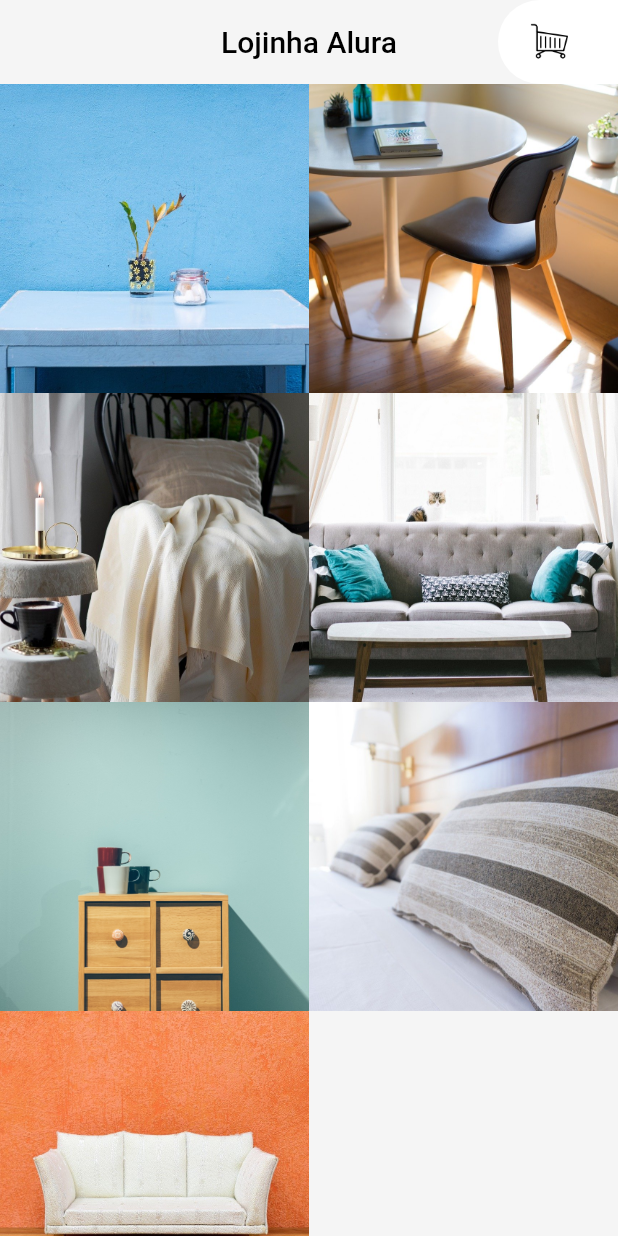
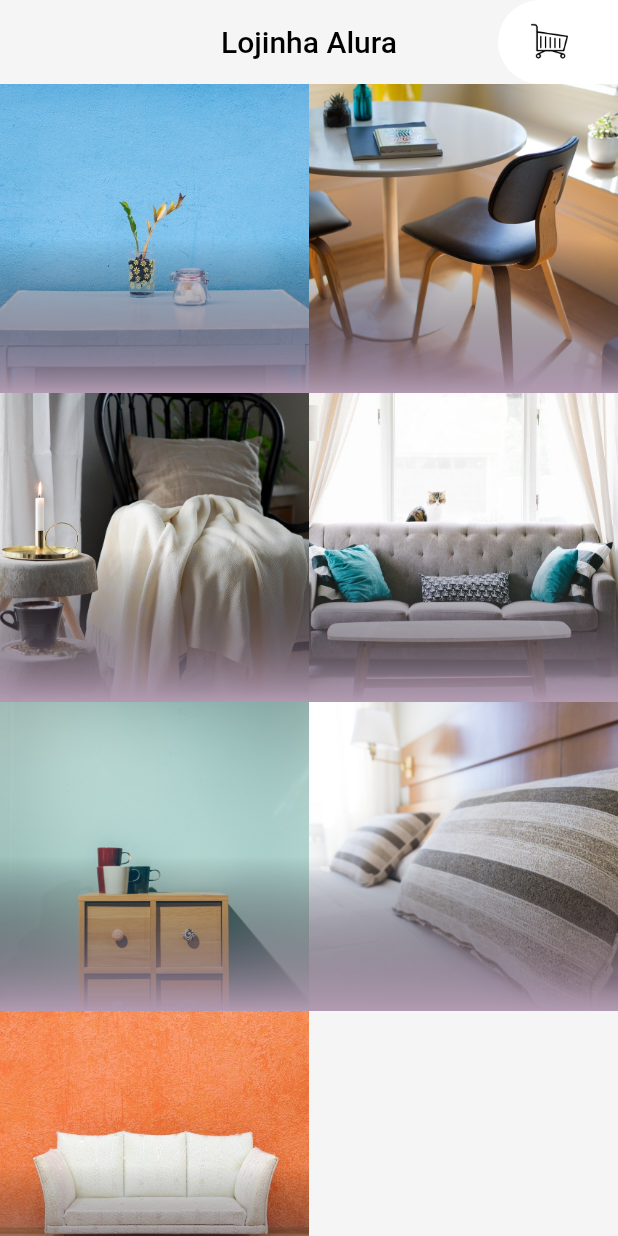
Before and after one commit to DuduAlmeida/CursoFlutterAlura, a Flutter app: the screen it shows after launch, on a phone screen of 412 x 824 dp. Run offline on Flutter 3.47's test engine with Material 2 defaults, Android fonts, the phone set to English and light mode, and no system bars; our stand-ins replace sqflite; missing offline and left inert: http_interceptor; accounts and stored records are empty.

Commit message:
Degradê na imagem

```diff
--- a/lojinha_alura/lib/main.dart
+++ b/lojinha_alura/lib/main.dart
@@ -2,7 +2,6 @@
 
 import 'package:flutter/material.dart';
 import 'package:lojinha_alura/pages/carrinhos_page.dart';
-import 'package:lojinha_alura/pages/detalhes_page.dart';
 import 'package:lojinha_alura/widgets/appbar_custom.dart';
 import 'package:lojinha_alura/widgets/grid_produtos.dart';
 
--- a/lojinha_alura/lib/widgets/degrade_elementos_grid_produto.dart
+++ b/lojinha_alura/lib/widgets/degrade_elementos_grid_produto.dart
@@ -0,0 +1,44 @@
+/// #region Imports
+
+import 'package:flutter/material.dart';
+
+/// #endregion Imports
+
+class DegradeElementoGridProdutos extends StatelessWidget {
+  @override
+  Widget build(BuildContext context) {
+    return Container(
+      decoration: BoxDecoration(
+        ///
+        /// Widget que faz um degradê chavoso
+        ///
+        gradient: LinearGradient(
+
+            ///
+            /// Onde o degradê vai começar, em relação ao container
+            ///
+            begin: Alignment.center,
+
+            ///
+            /// Onde o degradê vai terminar
+            ///
+            end: Alignment.bottomCenter,
+
+            ///
+            /// As cores do degradê, sendo importante a ordem que é colocado
+            ///
+            colors: [
+              ///
+              /// A cor inicial
+              ///
+              Colors.transparent,
+
+              ///
+              /// A cor final
+              ///
+              Color.fromRGBO(178, 155, 178, 1),
+            ]),
+      ),
+    );
+  }
+}
--- a/lojinha_alura/lib/widgets/element_grid_produtos.dart
+++ b/lojinha_alura/lib/widgets/element_grid_produtos.dart
@@ -2,6 +2,7 @@
 
 import 'package:flutter/material.dart';
 import 'package:lojinha_alura/models/movel.dart';
+import 'package:lojinha_alura/widgets/degrade_elementos_grid_produto.dart';
 import 'package:lojinha_alura/widgets/imagem_elementos_grid_produto.dart';
 
 /// #endregion Imports
@@ -26,8 +27,13 @@ class ElementoGridProdutos extends StatelessWidget {
 
   @override
   Widget build(BuildContext context) {
-    return ImagemElementoGridProdutos(
-      imagem: movel.foto,
+    return Stack(
+      children: [
+        ImagemElementoGridProdutos(
+          imagem: movel.foto,
+        ),
+        DegradeElementoGridProdutos(),
+      ],
     );
   }
 }
--- a/lojinha_alura/lib/widgets/imagem_elementos_grid_produto.dart
+++ b/lojinha_alura/lib/widgets/imagem_elementos_grid_produto.dart
@@ -21,9 +21,14 @@ class ImagemElementoGridProdutos extends StatelessWidget {
 
   @override
   Widget build(BuildContext context) {
-    return Image(
-      image: AssetImage('utilidades/assets/imagens/$imagem'),
-      fit: BoxFit.cover,
+    ///
+    /// Esse widget faz ocupar todo o espaço possível
+    ///
+    return Positioned.fill(
+      child: Image(
+        image: AssetImage('utilidades/assets/imagens/$imagem'),
+        fit: BoxFit.cover,
+      ),
     );
   }
 }
```
